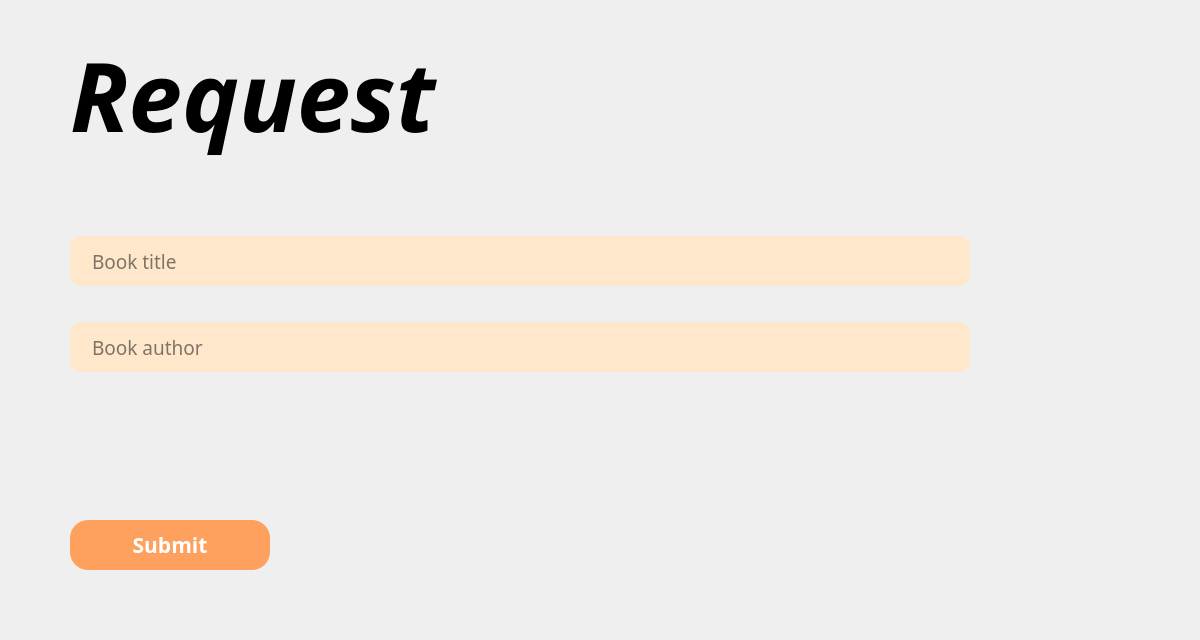
Qt form rsrc/ui/request.ui (chanongul/Booque) before a commit.
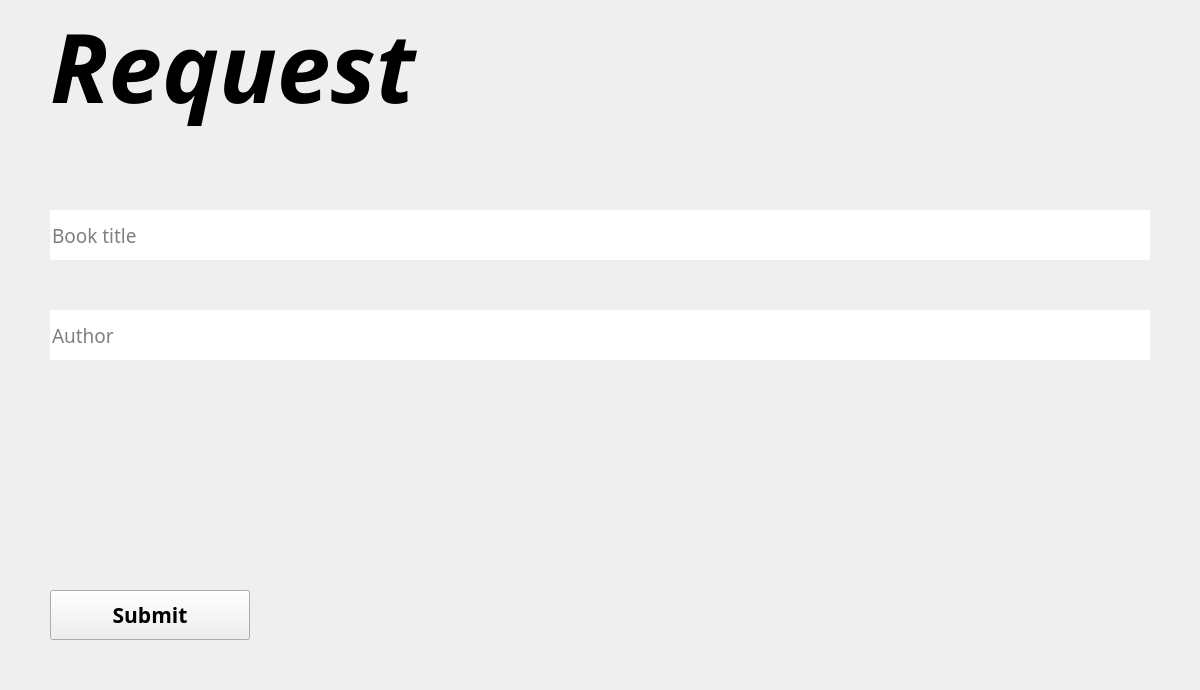
The same form after that commit.

```diff
--- a/rsrc/ui/request.ui
+++ b/rsrc/ui/request.ui
@@ -7,129 +7,35 @@
     <x>0</x>
     <y>0</y>
     <width>1200</width>
-    <height>640</height>
+    <height>690</height>
    </rect>
   </property>
   <property name="minimumSize">
    <size>
     <width>1200</width>
-    <height>640</height>
+    <height>690</height>
    </size>
   </property>
   <property name="styleSheet">
-   <string notr="true">#req_title {
-	padding-left: 20px;
-	border-radius: 12px;
-	background-color: rgb(255, 231, 203);
-}
-
-#req_author {
-	padding-left: 20px;
-	border-radius: 12px;
-	background-color: rgb(255, 231, 203);
-}
-
-#submit_btn {
-	background-color: rgb(255, 161, 94);
-	color: white;
-	border-radius: 18px;
-}
-#submit_btn:hover {
-	background-color: rgb(29, 131, 255);
-}</string>
+   <string notr="true"/>
   </property>
   <layout class="QGridLayout" name="gridLayout">
    <property name="leftMargin">
-    <number>70</number>
+    <number>50</number>
    </property>
    <property name="topMargin">
-    <number>20</number>
+    <number>0</number>
    </property>
    <property name="rightMargin">
-    <number>70</number>
+    <number>50</number>
    </property>
    <property name="bottomMargin">
-    <number>70</number>
+    <number>50</number>
    </property>
-   <item row="1" column="1">
-    <spacer name="horizontalSpacer_2">
-     <property name="orientation">
-      <enum>Qt::Horizontal</enum>
-     </property>
-     <property name="sizeHint" stdset="0">
-      <size>
-       <width>40</width>
-       <height>20</height>
-      </size>
-     </property>
-    </spacer>
-   </item>
-   <item row="5" column="0">
-    <widget class="QLineEdit" name="req_title">
-     <property name="minimumSize">
-      <size>
-       <width>900</width>
-       <height>50</height>
-      </size>
-     </property>
-     <property name="maximumSize">
-      <size>
-       <width>900</width>
-       <height>50</height>
-      </size>
-     </property>
-     <property name="font">
-      <font>
-       <family>Helvetica Neue LT Medium Ext</family>
-       <pointsize>14</pointsize>
-      </font>
-     </property>
-     <property name="inputMask">
-      <string/>
-     </property>
-     <property name="frame">
-      <bool>false</bool>
-     </property>
-     <property name="placeholderText">
-      <string>Book title</string>
-     </property>
-     <property name="clearButtonEnabled">
-      <bool>true</bool>
-     </property>
-    </widget>
-   </item>
-   <item row="7" column="0" colspan="2">
-    <widget class="QLineEdit" name="req_author">
-     <property name="minimumSize">
-      <size>
-       <width>900</width>
-       <height>50</height>
-      </size>
-     </property>
-     <property name="maximumSize">
-      <size>
-       <width>900</width>
-       <height>50</height>
-      </size>
-     </property>
-     <property name="font">
-      <font>
-       <family>Helvetica Neue LT Medium Ext</family>
-       <pointsize>14</pointsize>
-      </font>
-     </property>
-     <property name="frame">
-      <bool>false</bool>
-     </property>
-     <property name="placeholderText">
-      <string>Book author</string>
-     </property>
-     <property name="clearButtonEnabled">
-      <bool>true</bool>
-     </property>
-    </widget>
-   </item>
-   <item row="10" column="0">
+   <property name="spacing">
+    <number>0</number>
+   </property>
+   <item row="11" column="0">
     <widget class="QPushButton" name="submit_btn">
      <property name="minimumSize">
       <size>
@@ -163,13 +69,13 @@
     <widget class="QLabel" name="req_label">
      <property name="minimumSize">
       <size>
-       <width>600</width>
+       <width>1000</width>
        <height>150</height>
       </size>
      </property>
      <property name="maximumSize">
       <size>
-       <width>600</width>
+       <width>1000</width>
        <height>150</height>
       </size>
      </property>
@@ -186,10 +92,26 @@
       <string>Request</string>
      </property>
      <property name="alignment">
-      <set>Qt::AlignLeading|Qt::AlignLeft|Qt::AlignVCenter</set>
+      <set>Qt::AlignLeading|Qt::AlignLeft|Qt::AlignTop</set>
      </property>
     </widget>
    </item>
+   <item row="6" column="0">
+    <spacer name="verticalSpacer_3">
+     <property name="orientation">
+      <enum>Qt::Vertical</enum>
+     </property>
+     <property name="sizeType">
+      <enum>QSizePolicy::Fixed</enum>
+     </property>
+     <property name="sizeHint" stdset="0">
+      <size>
+       <width>20</width>
+       <height>50</height>
+      </size>
+     </property>
+    </spacer>
+   </item>
    <item row="2" column="0">
     <spacer name="verticalSpacer">
      <property name="orientation">
@@ -206,7 +128,41 @@
      </property>
     </spacer>
    </item>
-   <item row="8" column="0">
+   <item row="5" column="0">
+    <widget class="QLineEdit" name="req_title">
+     <property name="minimumSize">
+      <size>
+       <width>900</width>
+       <height>50</height>
+      </size>
+     </property>
+     <property name="maximumSize">
+      <size>
+       <width>16777215</width>
+       <height>1000</height>
+      </size>
+     </property>
+     <property name="font">
+      <font>
+       <family>Helvetica Neue LT Medium Ext</family>
+       <pointsize>14</pointsize>
+      </font>
+     </property>
+     <property name="inputMask">
+      <string/>
+     </property>
+     <property name="frame">
+      <bool>false</bool>
+     </property>
+     <property name="placeholderText">
+      <string>Book title</string>
+     </property>
+     <property name="clearButtonEnabled">
+      <bool>true</bool>
+     </property>
+    </widget>
+   </item>
+   <item row="10" column="0">
     <spacer name="verticalSpacer_2">
      <property name="orientation">
       <enum>Qt::Vertical</enum>
@@ -219,21 +175,36 @@
      </property>
     </spacer>
    </item>
-   <item row="6" column="0">
-    <spacer name="verticalSpacer_3">
-     <property name="orientation">
-      <enum>Qt::Vertical</enum>
+   <item row="8" column="0">
+    <widget class="QLineEdit" name="req_author">
+     <property name="minimumSize">
+      <size>
+       <width>900</width>
+       <height>50</height>
+      </size>
      </property>
-     <property name="sizeType">
-      <enum>QSizePolicy::Fixed</enum>
-     </property>
-     <property name="sizeHint" stdset="0">
+     <property name="maximumSize">
       <size>
-       <width>20</width>
-       <height>30</height>
+       <width>16777215</width>
+       <height>1000</height>
       </size>
      </property>
-    </spacer>
+     <property name="font">
+      <font>
+       <family>Helvetica Neue LT Medium Ext</family>
+       <pointsize>14</pointsize>
+      </font>
+     </property>
+     <property name="frame">
+      <bool>false</bool>
+     </property>
+     <property name="placeholderText">
+      <string>Author</string>
+     </property>
+     <property name="clearButtonEnabled">
+      <bool>true</bool>
+     </property>
+    </widget>
    </item>
   </layout>
  </widget>
```
Left out of the diff: 5 changed lines with no effect on the pictures.
